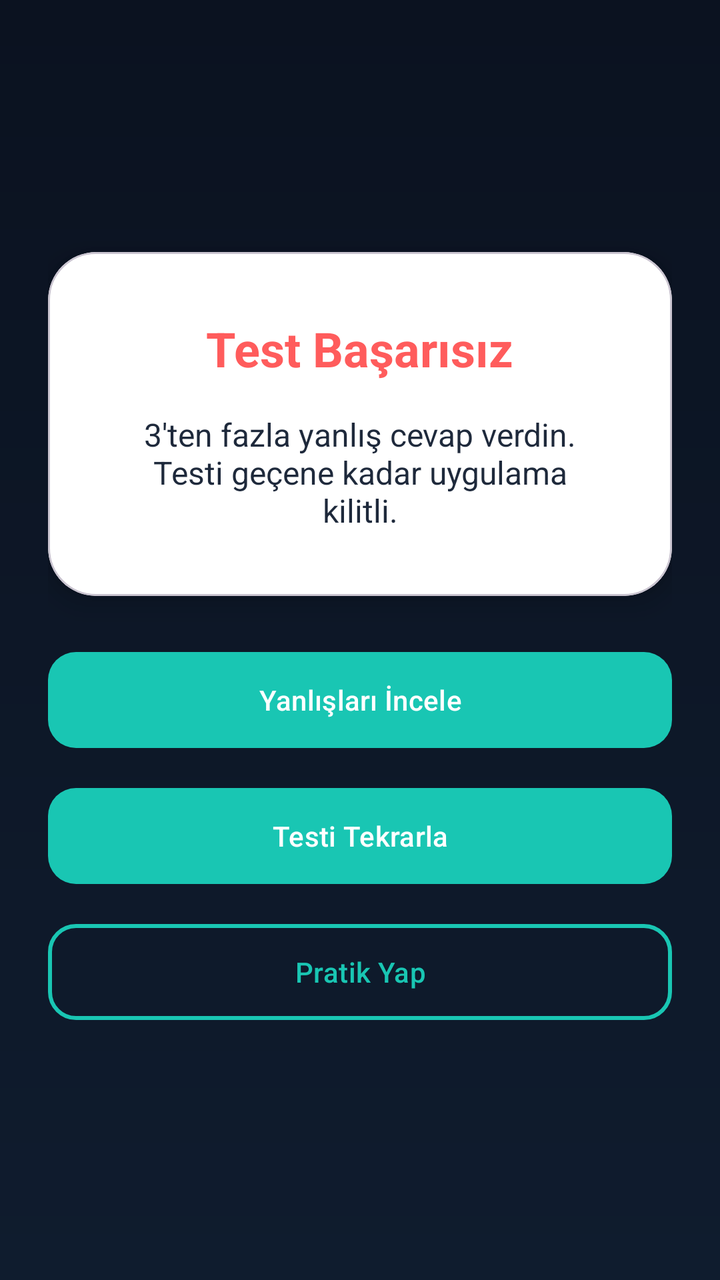
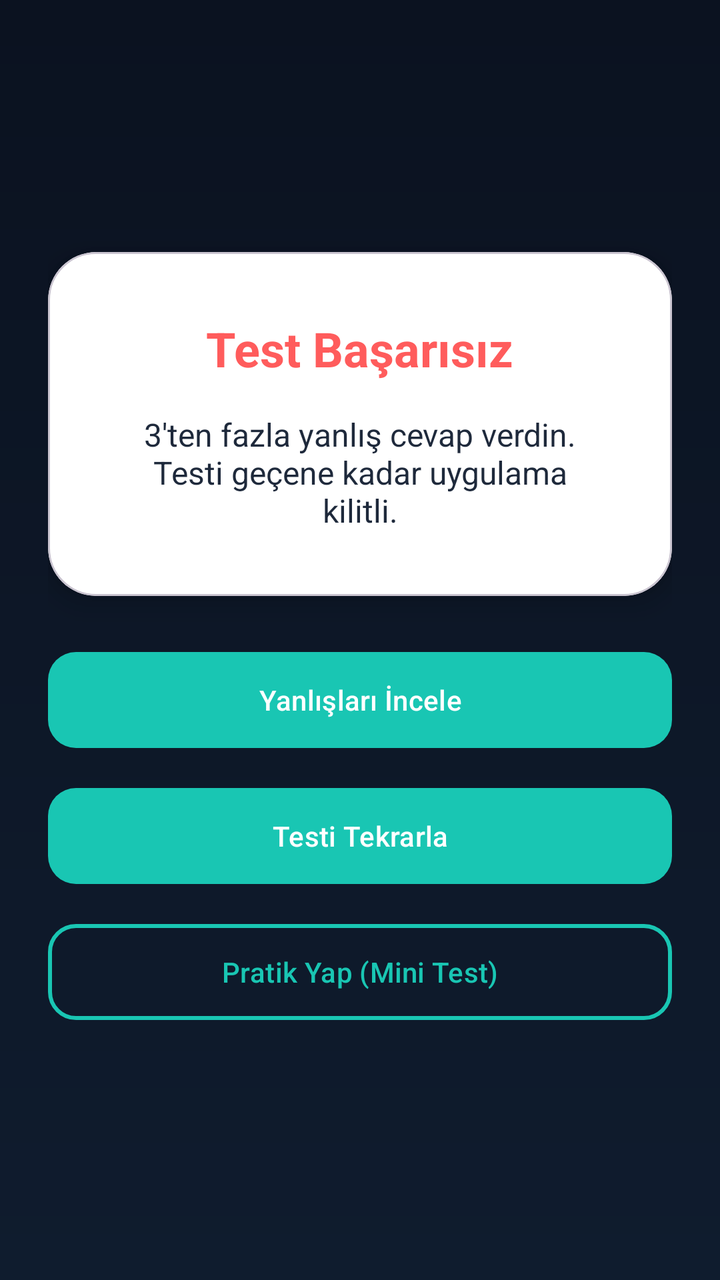

The first picture is an Android layout as it rendered before a commit; the second is the same layout after the commit. The layout source and the unified diff follow.
<!-- AndroidManifest.xml: application theme Theme.BrainBuddy -->
<!-- res/layout/activity_lock_screen.xml -->
<?xml version="1.0" encoding="utf-8"?>
<LinearLayout xmlns:android="http://schemas.android.com/apk/res/android"
    xmlns:app="http://schemas.android.com/apk/res-auto"
    android:layout_width="match_parent"
    android:layout_height="match_parent"
    android:orientation="vertical"
    android:background="@drawable/bg_gradient"
    android:gravity="center"
    android:padding="24dp">

    <com.google.android.material.card.MaterialCardView
        android:layout_width="match_parent"
        android:layout_height="wrap_content"
        app:cardCornerRadius="24dp"
        app:cardElevation="8dp"
        app:cardBackgroundColor="@color/white"
        android:layout_marginBottom="24dp">

        <LinearLayout
            android:layout_width="match_parent"
            android:layout_height="wrap_content"
            android:orientation="vertical"
            android:padding="32dp"
            android:gravity="center">

            <TextView
                android:id="@+id/tvFailedTitle"
                android:layout_width="wrap_content"
                android:layout_height="wrap_content"
                android:text="Test Başarısız"
                android:textSize="24sp"
                android:textStyle="bold"
                android:textColor="@color/bb_error"/>

            <TextView
                android:id="@+id/tvFailedMessage"
                android:layout_width="match_parent"
                android:layout_height="wrap_content"
                android:layout_marginTop="16dp"
                android:text="3'ten fazla yanlış cevap verdin. Testi geçene kadar uygulama kilitli."
                android:textSize="16sp"
                android:textColor="@color/bb_text_dark"
                android:gravity="center"/>
        </LinearLayout>
    </com.google.android.material.card.MaterialCardView>

    <Button
        android:id="@+id/btnReviewWrong"
        style="@style/BB.Button"
        android:layout_width="match_parent"
        android:layout_height="56dp"
        android:text="Yanlışları İncele"
        android:textAllCaps="false"/>

    <Button
        android:id="@+id/btnRetryTest"
        style="@style/BB.Button"
        android:layout_width="match_parent"
        android:layout_height="56dp"
        android:layout_marginTop="12dp"
        android:text="Testi Tekrarla"
        android:textAllCaps="false"/>

    <Button
        android:id="@+id/btnPractice"
        style="@style/BBButtonAlt"
        android:layout_width="match_parent"
        android:layout_height="56dp"
        android:layout_marginTop="12dp"
        android:text="Pratik Yap"
        android:textAllCaps="false"/>
</LinearLayout>
<!-- resources referenced by this layout -->
<resources>
  <color name="bb_error">#FF5C5C</color>
  <color name="bb_text_dark">#1E293B</color>
  <color name="white">#FFFFFF</color>
  <!-- drawable bg_gradient (drawable) -->
  <?xml version="1.0" encoding="utf-8"?>
  <layer-list xmlns:android="http://schemas.android.com/apk/res/android">
      <item>
          <shape>
              <gradient
                  android:angle="270"
                  android:startColor="#0B1220"
                  android:endColor="#0F1C2E"/>
          </shape>
      </item>
  </layer-list>
  <style name="BB.Button" parent="BBButton" />
  <style name="BBButtonAlt" parent="Widget.Material3.Button.OutlinedButton">
          <item name="android:minHeight">48dp</item>
          <item name="cornerRadius">14dp</item>
          <item name="android:textAllCaps">false</item>
          <item name="android:textColor">@color/bb_primary</item>
          <item name="strokeColor">@color/bb_primary</item>
          <item name="strokeWidth">2dp</item>
      </style>
  <style name="Theme.BrainBuddy" parent="Theme.Material3.DayNight.NoActionBar">
          
          <item name="colorPrimary">@color/bb_primary</item>
          <item name="colorOnPrimary">@color/white</item>
          <item name="colorSecondary">@color/bb_secondary</item>
          <item name="colorOnSecondary">@color/white</item>
          <item name="colorTertiary">@color/bb_tertiary</item>
          <item name="colorOnTertiary">@color/white</item>
  
          
          <item name="android:windowBackground">@color/bb_bg</item>
          <item name="android:textColorPrimary">@color/bb_text</item>
          <item name="android:textColorSecondary">@color/bb_text_muted</item>
      </style>
  <style name="BBButton" parent="Widget.Material3.Button">
          <item name="android:minHeight">48dp</item>
          <item name="cornerRadius">14dp</item>
          <item name="android:textAllCaps">false</item>
          <item name="android:textColor">@color/white</item>
          <item name="backgroundTint">@color/bb_primary</item>
      </style>
  <color name="bb_primary">#19C6B3</color>
  <color name="bb_secondary">#38BDF8</color>
  <color name="bb_tertiary">#A78BFA</color>
  <color name="bb_bg">#0B1220</color>
  <color name="bb_text">#EAF0FF</color>
  <color name="bb_text_muted">#A9B4D0</color>
</resources>

<!-- the commit's change to res/layout/activity_lock_screen.xml (unified diff, before → after) -->
@@ -49,7 +49,7 @@
         style="@style/BB.Button"
         android:layout_width="match_parent"
         android:layout_height="56dp"
-        android:text="Yanlışları İncele"
+        android:text="@string/retry_wrong"
         android:textAllCaps="false"/>
 
     <Button
@@ -58,7 +58,7 @@
         android:layout_width="match_parent"
         android:layout_height="56dp"
         android:layout_marginTop="12dp"
-        android:text="Testi Tekrarla"
+        android:text="@string/btn_retry_test"
         android:textAllCaps="false"/>
 
     <Button
@@ -67,6 +67,16 @@
         android:layout_width="match_parent"
         android:layout_height="56dp"
         android:layout_marginTop="12dp"
-        android:text="Pratik Yap"
+        android:text="@string/btn_practice"
         android:textAllCaps="false"/>
+
+    <Button
+        android:id="@+id/btnParentPin"
+        style="@style/BB.Button"
+        android:layout_width="match_parent"
+        android:layout_height="56dp"
+        android:layout_marginTop="12dp"
+        android:text="@string/btn_parent_unlock"
+        android:textAllCaps="false"
+        android:visibility="gone"/>
 </LinearLayout>
<!-- resource entries referenced after the edit -->
@@ -15,6 +15,10 @@
           </shape>
       </item>
   </layer-list>
+  <string name="btn_parent_unlock">Ebeveyn PIN ile Aç</string>
+  <string name="btn_practice">Pratik Yap (Mini Test)</string>
+  <string name="btn_retry_test">Testi Tekrarla</string>
+  <string name="retry_wrong">Yanlışları İncele</string>
   <style name="BB.Button" parent="BBButton" />
   <style name="BBButtonAlt" parent="Widget.Material3.Button.OutlinedButton">
           <item name="android:minHeight">48dp</item>
